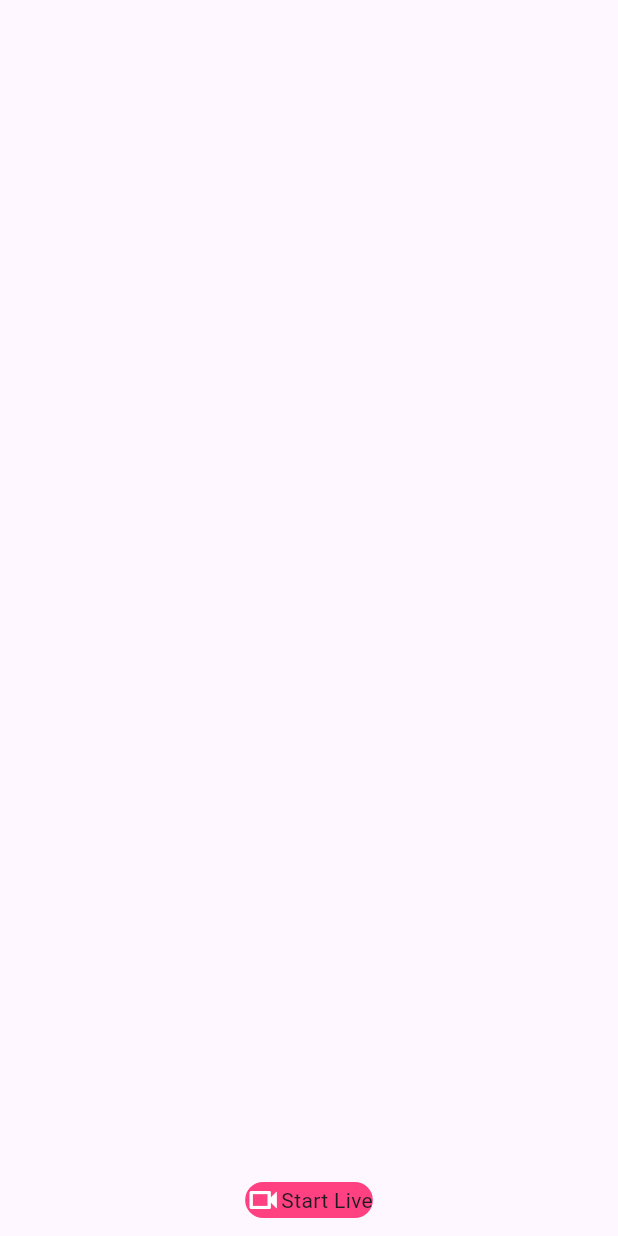
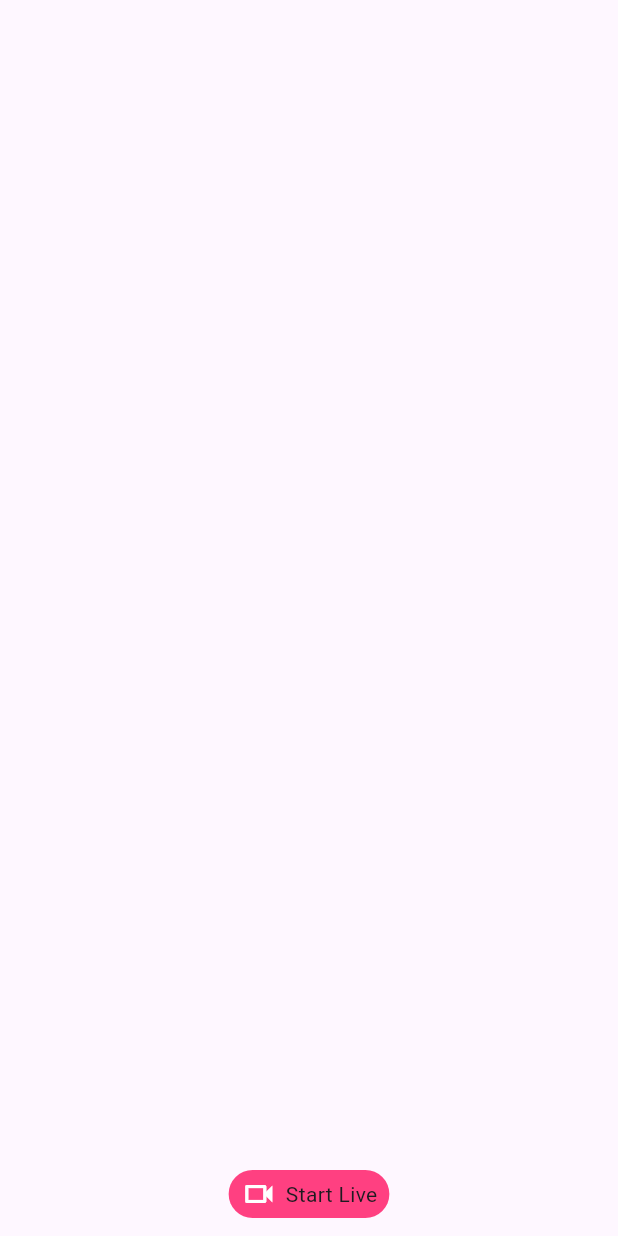
Before and after one commit to JAICHANGPARK/flutter_notebook_chapter_43, a Flutter app: the AiVideoHomePage screen opened directly, on a phone screen of 412 x 824 dp. Run offline on Flutter 3.47's test engine with Material 3 defaults, Android fonts, the phone set to English and light mode, and no system bars; our stand-ins replace gap, hugeicons, percent_indicator.

Commit message:
Update ai_video_home_page.dart

```diff
--- a/lib/ep2181_ai_video_chat_app/ui/ai_video_home_page.dart
+++ b/lib/ep2181_ai_video_chat_app/ui/ai_video_home_page.dart
@@ -31,7 +31,9 @@ class _AiVideoHomePageState extends State<AiVideoHomePage> {
                       shape: StadiumBorder(),
                       color: Colors.pinkAccent,
                     ),
+                    padding: EdgeInsets.symmetric(horizontal: 8, vertical: 4),
                     child: Row(
+                      spacing: 6,
                       mainAxisSize: MainAxisSize.min,
                       children: [
                         Icon(
```
